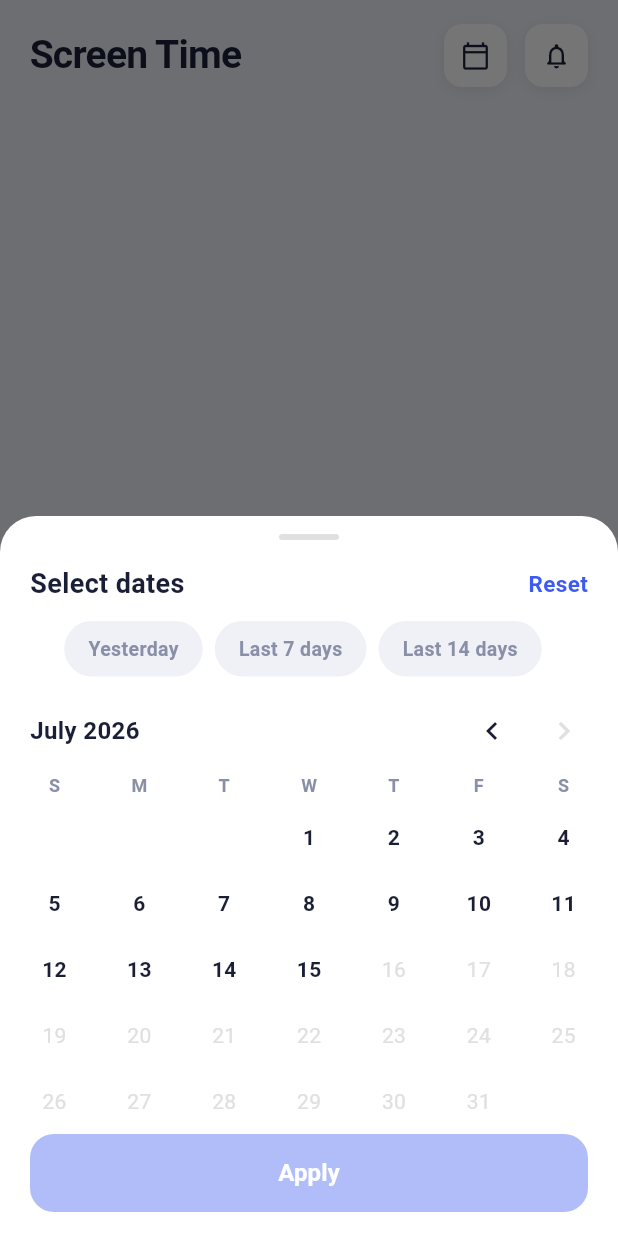
After one commit to div-comcast/screentimetracker, a Flutter app: the screen it shows after launch, after a tap on the "calendar today" icon, on a phone screen of 412 x 824 dp. The commit adds this screen. Run offline on Flutter 3.47's test engine with Material 3 defaults, Android fonts, the phone set to English and light mode, and no system bars.

Commit message:
calendar

```diff
--- a/lib/frontend/screens/dashboard.dart
+++ b/lib/frontend/screens/dashboard.dart
@@ -1,9 +1,30 @@
 import 'package:flutter/material.dart';
 import '../theme/app_theme.dart';
 import '../widgets/header.dart';
+import '../widgets/calendar.dart';
 
-class DashboardScreen extends StatelessWidget {
+class DashboardScreen extends StatefulWidget {
   const DashboardScreen({super.key});
+
+  @override
+  State<DashboardScreen> createState() => _DashboardScreenState();
+}
+
+class _DashboardScreenState extends State<DashboardScreen> {
+  DateTime? _selectedStart;
+  DateTime? _selectedEnd;
+
+  void _openCalendar() {
+    showCalendarSheet(
+      context,
+      onApply: (start, end) {
+        setState(() {
+          _selectedStart = start;
+          _selectedEnd = end;
+        });
+      },
+    );
+  }
 
   @override
   Widget build(BuildContext context) {
@@ -12,8 +33,8 @@ class DashboardScreen extends StatelessWidget {
       body: SafeArea(
         child: Column(
           crossAxisAlignment: CrossAxisAlignment.start,
-          children: const [
-            ScreenTimeHeader(),
+          children: [
+            ScreenTimeHeader(onCalendarTap: _openCalendar),
           ],
         ),
       ),
--- /dev/null
+++ b/lib/frontend/widgets/calendar.dart
@@ -0,0 +1,463 @@
+import 'package:flutter/material.dart';
+import '../theme/app_theme.dart';
+
+void showCalendarSheet(
+  BuildContext context, {
+  required Function(DateTime start, DateTime? end) onApply,
+}) {
+  showModalBottomSheet(
+    context: context,
+    isScrollControlled: true,
+    backgroundColor: Colors.transparent,
+    builder: (_) => DateRangePickerSheet(onApply: onApply),
+  );
+}
+
+class DateRangePickerSheet extends StatefulWidget {
+  final Function(DateTime start, DateTime? end) onApply;
+
+  const DateRangePickerSheet({super.key, required this.onApply});
+
+  @override
+  State<DateRangePickerSheet> createState() => _DateRangePickerSheetState();
+}
+
+class _DateRangePickerSheetState extends State<DateRangePickerSheet> {
+  late final DateTime _minDate;
+  late final DateTime _maxDate;
+
+  DateTime? _start;
+  DateTime? _end;
+  late DateTime _displayMonth;
+  String? _activeShortcut;
+
+  @override
+  void initState() {
+    super.initState();
+    final today = DateTime.now();
+    _maxDate = DateTime(today.year, today.month, today.day);
+    _minDate = _maxDate.subtract(const Duration(days: 20));
+    _displayMonth = DateTime(_maxDate.year, _maxDate.month);
+  }
+
+  static DateTime _norm(DateTime d) => DateTime(d.year, d.month, d.day);
+
+  bool _inWindow(DateTime date) {
+    final d = _norm(date);
+    return !d.isBefore(_minDate) && !d.isAfter(_maxDate);
+  }
+
+  bool _isSelected(DateTime date) {
+    final d = _norm(date);
+    return (_start != null && d == _start) || (_end != null && d == _end);
+  }
+
+  bool _isInRange(DateTime date) {
+    if (_start == null || _end == null) return false;
+    final d = _norm(date);
+    return d.isAfter(_start!) && d.isBefore(_end!);
+  }
+
+  bool _isStart(DateTime date) => _start != null && _norm(date) == _start;
+  bool _isEnd(DateTime date) => _end != null && _norm(date) == _end;
+
+  void _onDayTap(DateTime date) {
+    final d = _norm(date);
+    setState(() {
+      _activeShortcut = null;
+      if (_start == null || _end != null) {
+        _start = d;
+        _end = null;
+      } else {
+        if (d == _start) {
+          _start = null;
+        } else if (d.isBefore(_start!)) {
+          _end = _start;
+          _start = d;
+        } else {
+          _end = d;
+        }
+      }
+    });
+  }
+
+  void _applyShortcut(String key) {
+    setState(() {
+      _activeShortcut = key;
+      switch (key) {
+        case 'yesterday':
+          _start = _maxDate.subtract(const Duration(days: 1));
+          _end = null;
+          break;
+        case 'last7':
+          _start = _maxDate.subtract(const Duration(days: 6));
+          _end = _maxDate;
+          break;
+        case 'last14':
+          _start = _maxDate.subtract(const Duration(days: 13));
+          _end = _maxDate;
+          break;
+      }
+      if (_start != null) {
+        _displayMonth = DateTime(_start!.year, _start!.month);
+      }
+    });
+  }
+
+  bool get _canGoBack {
+    final prev = DateTime(_displayMonth.year, _displayMonth.month - 1);
+    return !prev.isBefore(DateTime(_minDate.year, _minDate.month));
+  }
+
+  bool get _canGoForward {
+    final next = DateTime(_displayMonth.year, _displayMonth.month + 1);
+    return !next.isAfter(DateTime(_maxDate.year, _maxDate.month));
+  }
+
+  @override
+  Widget build(BuildContext context) {
+    return Container(
+      decoration: const BoxDecoration(
+        color: Colors.white,
+        borderRadius: BorderRadius.vertical(top: Radius.circular(24)),
+      ),
+      child: SafeArea(
+        top: false,
+        child: Column(
+          mainAxisSize: MainAxisSize.min,
+          children: [
+            _buildHandle(),
+            _buildTitleRow(),
+            _buildShortcuts(),
+            _buildMonthHeader(),
+            _buildDayLabels(),
+            _buildGrid(),
+            _buildApplyButton(context),
+            const SizedBox(height: 8),
+          ],
+        ),
+      ),
+    );
+  }
+
+  Widget _buildHandle() => Container(
+        margin: const EdgeInsets.only(top: 12, bottom: 4),
+        width: 40,
+        height: 4,
+        decoration: BoxDecoration(
+          color: Colors.grey.shade300,
+          borderRadius: BorderRadius.circular(2),
+        ),
+      );
+
+  Widget _buildTitleRow() => Padding(
+        padding: const EdgeInsets.fromLTRB(20, 12, 20, 4),
+        child: Row(
+          mainAxisAlignment: MainAxisAlignment.spaceBetween,
+          children: [
+            const Text(
+              'Select dates',
+              style: TextStyle(
+                fontSize: 18,
+                fontWeight: FontWeight.bold,
+                color: AppColors.textPrimary,
+              ),
+            ),
+            GestureDetector(
+              onTap: () => setState(() {
+                _start = null;
+                _end = null;
+                _activeShortcut = null;
+              }),
+              child: const Text(
+                'Reset',
+                style: TextStyle(
+                  fontSize: 15,
+                  fontWeight: FontWeight.w600,
+                  color: AppColors.primary,
+                ),
+              ),
+            ),
+          ],
+        ),
+      );
+
+  Widget _buildShortcuts() {
+    final items = [
+      ('Yesterday', 'yesterday'),
+      ('Last 7 days', 'last7'),
+      ('Last 14 days', 'last14'),
+    ];
+    return Padding(
+      padding: const EdgeInsets.symmetric(horizontal: 16, vertical: 8),
+      child: SingleChildScrollView(
+        scrollDirection: Axis.horizontal,
+        child: Row(
+          children: items.map((item) {
+            final active = _activeShortcut == item.$2;
+            return Padding(
+              padding: const EdgeInsets.only(right: 8),
+              child: GestureDetector(
+                onTap: () => _applyShortcut(item.$2),
+                child: Container(
+                  padding: const EdgeInsets.symmetric(
+                      horizontal: 16, vertical: 9),
+                  decoration: BoxDecoration(
+                    color: active
+                        ? AppColors.primary
+                        : const Color(0xFFF0F1F7),
+                    borderRadius: BorderRadius.circular(20),
+                  ),
+                  child: Text(
+                    item.$1,
+                    style: TextStyle(
+                      fontSize: 13,
+                      fontWeight: FontWeight.w600,
+                      color:
+                          active ? Colors.white : AppColors.textSecondary,
+                    ),
+                  ),
+                ),
+              ),
+            );
+          }).toList(),
+        ),
+      ),
+    );
+  }
+
+  Widget _buildMonthHeader() {
+    const months = [
+      'January', 'February', 'March', 'April', 'May', 'June',
+      'July', 'August', 'September', 'October', 'November', 'December'
+    ];
+    return Padding(
+      padding: const EdgeInsets.fromLTRB(20, 4, 12, 0),
+      child: Row(
+        children: [
+          Text(
+            '${months[_displayMonth.month - 1]} ${_displayMonth.year}',
+            style: const TextStyle(
+              fontSize: 16,
+              fontWeight: FontWeight.bold,
+              color: AppColors.textPrimary,
+            ),
+          ),
+          const Spacer(),
+          IconButton(
+            onPressed: _canGoBack
+                ? () => setState(() => _displayMonth =
+                    DateTime(_displayMonth.year, _displayMonth.month - 1))
+                : null,
+            icon: Icon(
+              Icons.chevron_left,
+              color:
+                  _canGoBack ? AppColors.textPrimary : Colors.grey.shade300,
+            ),
+          ),
+          IconButton(
+            onPressed: _canGoForward
+                ? () => setState(() => _displayMonth =
+                    DateTime(_displayMonth.year, _displayMonth.month + 1))
+                : null,
+            icon: Icon(
+              Icons.chevron_right,
+              color: _canGoForward
+                  ? AppColors.textPrimary
+                  : Colors.grey.shade300,
+            ),
+          ),
+        ],
+      ),
+    );
+  }
+
+  Widget _buildDayLabels() {
+    const labels = ['S', 'M', 'T', 'W', 'T', 'F', 'S'];
+    return Padding(
+      padding: const EdgeInsets.symmetric(horizontal: 8, vertical: 4),
+      child: Row(
+        mainAxisAlignment: MainAxisAlignment.spaceAround,
+        children: labels
+            .map((l) => SizedBox(
+                  width: 40,
+                  child: Center(
+                    child: Text(
+                      l,
+                      style: const TextStyle(
+                        fontSize: 12,
+                        fontWeight: FontWeight.w600,
+                        color: AppColors.textSecondary,
+                      ),
+                    ),
+                  ),
+                ))
+            .toList(),
+      ),
+    );
+  }
+
+  Widget _buildGrid() {
+    final firstDay =
+        DateTime(_displayMonth.year, _displayMonth.month, 1);
+    final daysInMonth =
+        DateTime(_displayMonth.year, _displayMonth.month + 1, 0).day;
+    // weekday: Mon=1..Sun=7 → convert to Sun=0..Sat=6
+    final startOffset = firstDay.weekday % 7;
+
+    final cells = <Widget>[];
+
+    for (int i = 0; i < startOffset; i++) {
+      cells.add(const SizedBox(width: 40, height: 44));
+    }
+
+    for (int day = 1; day <= daysInMonth; day++) {
+      final date =
+          DateTime(_displayMonth.year, _displayMonth.month, day);
+      cells.add(_DayCell(
+        day: day,
+        inWindow: _inWindow(date),
+        isSelected: _isSelected(date),
+        isInRange: _isInRange(date),
+        isStart: _isStart(date),
+        isEnd: _isEnd(date),
+        hasRange: _end != null,
+        onTap: _inWindow(date) ? () => _onDayTap(date) : null,
+      ));
+    }
+
+    final rem = cells.length % 7;
+    if (rem != 0) {
+      for (int i = 0; i < 7 - rem; i++) {
+        cells.add(const SizedBox(width: 40, height: 44));
+      }
+    }
+
+    final rows = <Widget>[];
+    for (int i = 0; i < cells.length; i += 7) {
+      rows.add(Row(
+        mainAxisAlignment: MainAxisAlignment.spaceAround,
+        children: cells.sublist(i, i + 7),
+      ));
+    }
+
+    return Padding(
+      padding: const EdgeInsets.symmetric(horizontal: 8),
+      child: Column(children: rows),
+    );
+  }
+
+
+
+  Widget _buildApplyButton(BuildContext context) => Padding(
+        padding: const EdgeInsets.fromLTRB(20, 0, 20, 8),
+        child: SizedBox(
+          width: double.infinity,
+          height: 52,
+          child: ElevatedButton(
+            onPressed: _start != null
+                ? () {
+                    widget.onApply(_start!, _end);
+                    Navigator.pop(context);
+                  }
+                : null,
+            style: ElevatedButton.styleFrom(
+              backgroundColor: AppColors.primary,
+              disabledBackgroundColor:
+                  AppColors.primary.withValues(alpha: 0.4),
+              shape: RoundedRectangleBorder(
+                  borderRadius: BorderRadius.circular(16)),
+              elevation: 0,
+            ),
+            child: Text(
+              'Apply',
+              style: const TextStyle(
+                fontSize: 16,
+                fontWeight: FontWeight.bold,
+                color: Colors.white,
+              ),
+            ),
+          ),
+        ),
+      );
+}
+
+// ── Day Cell ─────────────────────────────────────────────────────────────────
+
+class _DayCell extends StatelessWidget {
+  final int day;
+  final bool inWindow;
+  final bool isSelected;
+  final bool isInRange;
+  final bool isStart;
+  final bool isEnd;
+  final bool hasRange;
+  final VoidCallback? onTap;
+
+  const _DayCell({
+    required this.day,
+    required this.inWindow,
+    required this.isSelected,
+    required this.isInRange,
+    required this.isStart,
+    required this.isEnd,
+    required this.hasRange,
+    this.onTap,
+  });
+
+  @override
+  Widget build(BuildContext context) {
+    const rangeColor = Color(0xFFDDE3FC);
+
+    return GestureDetector(
+      onTap: onTap,
+      child: SizedBox(
+        width: 40,
+        height: 44,
+        child: Stack(
+          alignment: Alignment.center,
+          children: [
+            // Range highlight strip
+            if (hasRange && (isStart || isEnd || isInRange))
+              Positioned(
+                left: isEnd && !isStart ? 0 : 20,
+                right: isStart && !isEnd ? 0 : 20,
+                top: 4,
+                bottom: 4,
+                child: Container(color: rangeColor),
+              ),
+            // Selection circle
+            Container(
+              width: 36,
+              height: 36,
+              decoration: isSelected
+                  ? const BoxDecoration(
+                      color: AppColors.primary,
+                      shape: BoxShape.circle,
+                    )
+                  : null,
+              child: Center(
+                child: Text(
+                  '$day',
+                  style: TextStyle(
+                    fontSize: 14,
+                    fontWeight: inWindow
+                        ? FontWeight.w600
+                        : FontWeight.normal,
+                    color: !inWindow
+                        ? Colors.grey.shade300
+                        : isSelected
+                            ? Colors.white
+                            : isInRange
+                                ? AppColors.primary
+                                : AppColors.textPrimary,
+                  ),
+                ),
+              ),
+            ),
+          ],
+        ),
+      ),
+    );
+  }
+}
--- a/lib/frontend/widgets/header.dart
+++ b/lib/frontend/widgets/header.dart
@@ -2,7 +2,9 @@ import 'package:flutter/material.dart';
 import '../theme/app_theme.dart';
 
 class ScreenTimeHeader extends StatelessWidget {
-  const ScreenTimeHeader({super.key});
+  final VoidCallback? onCalendarTap;
+
+  const ScreenTimeHeader({super.key, this.onCalendarTap});
 
   @override
   Widget build(BuildContext context) {
@@ -25,7 +27,10 @@ class ScreenTimeHeader extends StatelessWidget {
           // Icon buttons
           Row(
             children: [
-              _IconButton(icon: Icons.calendar_today_outlined),
+              _IconButton(
+                icon: Icons.calendar_today_outlined,
+                onTap: onCalendarTap,
+              ),
               const SizedBox(width: 12),
               _IconButton(icon: Icons.notifications_none_rounded),
             ],
@@ -38,12 +43,15 @@ class ScreenTimeHeader extends StatelessWidget {
 
 class _IconButton extends StatelessWidget {
   final IconData icon;
+  final VoidCallback? onTap;
 
-  const _IconButton({required this.icon});
+  const _IconButton({required this.icon, this.onTap});
 
   @override
   Widget build(BuildContext context) {
-    return Container(
+    return GestureDetector(
+      onTap: onTap,
+      child: Container(
         width: 42,
         height: 42,
         decoration: BoxDecoration(
@@ -51,7 +59,7 @@ class _IconButton extends StatelessWidget {
           borderRadius: BorderRadius.circular(12),
           boxShadow: [
             BoxShadow(
-            color: Colors.black.withOpacity(0.07),
+              color: Colors.black.withValues(alpha: 0.07),
               blurRadius: 8,
               offset: const Offset(0, 2),
             ),
@@ -62,6 +70,7 @@ class _IconButton extends StatelessWidget {
           size: 20,
           color: AppColors.textPrimary,
         ),
+      ),
     );
   }
 }
```
Lines whose indentation alone changed are shown as unchanged.
